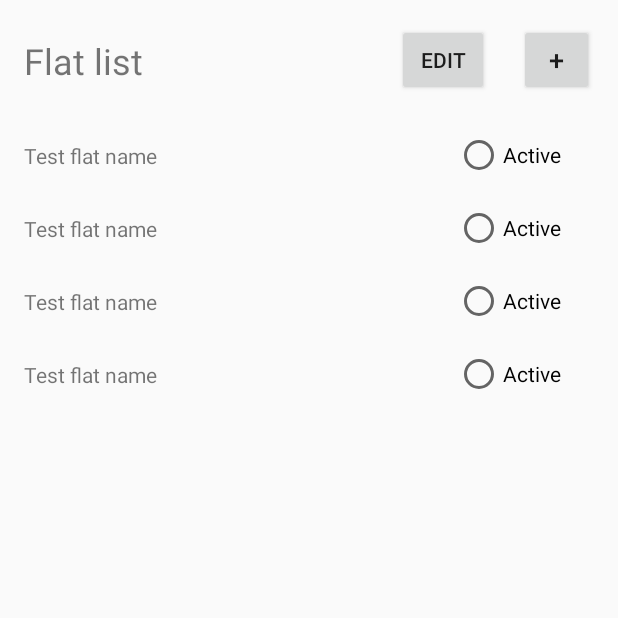
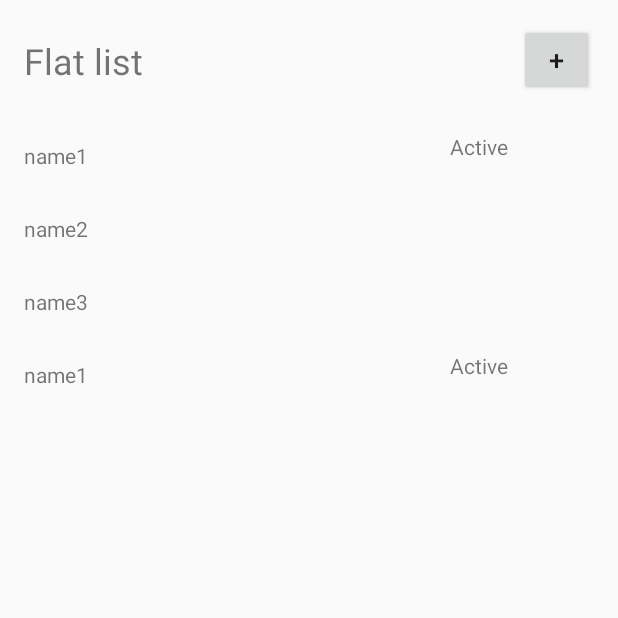
Before and after one commit to sw20-tug/MA-Afternoon-1, an Android app: the FlatListActivity screen opened directly, with no data from a screen before it, on a phone screen of 412 x 824 dp, the top half of it. Run offline under Robolectric (Android 15) with nearby library versions, the phone set to English and light mode, and no system bars; our stand-ins replace Room's generated code.

Commit message:
FLAT_003/FLAT_004 You can now add flats, edit existing flats and choose your active flat. [GG, KC]

```diff
--- a/app/src/main/java/com/tugraz/flatshareapp/FlatListActivity.java
+++ b/app/src/main/java/com/tugraz/flatshareapp/FlatListActivity.java
@@ -6,6 +6,7 @@ import android.view.LayoutInflater;
 import android.view.View;
 import android.widget.Button;
 import android.widget.LinearLayout;
+import android.widget.TextView;
 //import android.os.PersistableBundle;
 
 import androidx.annotation.Nullable;
@@ -17,6 +18,7 @@ import androidx.fragment.app.FragmentTransaction;
 
 import com.tugraz.flatshareapp.database.FlatRepository;
 import com.tugraz.flatshareapp.database.Models.Flat;
+import com.tugraz.flatshareapp.utility.Persistence;
 
 import java.util.ArrayList;
 import java.util.List;
@@ -29,10 +31,86 @@ public class FlatListActivity  extends FragmentActivity {
     FlatRepository flatData;
     String flatName;
     Boolean flatActive;
-    List<Integer> flat_ids = new ArrayList<>();
-
     FragmentManager fragmentManager;
     Context context;
+    List<Flat> allFlatdata;
+
+    public void LoadFlatList()
+    {
+        flat_list.removeAllViews();
+
+        try {
+            allFlatdata = flatData.getAllFlats();
+
+            for (final Flat flatInv : allFlatdata) {
+
+                View view = LayoutInflater.from(context).inflate(R.layout.template_flat_list, null);
+//                view.findViewById()
+                flat_list.addView(view);
+
+                flatName = flatInv.getName();
+                flatActive = flatInv.getActive();
+
+                TextView name = view.findViewById(R.id.flat_list_flat_name);
+                name.setText(flatInv.getName());
+
+                TextView active = view.findViewById(R.id.flat_list_flat_active);
+
+                if(flatInv.getActive())
+                {
+                    active.setVisibility(View.VISIBLE);
+                }
+                else
+                {
+                    active.setVisibility(View.INVISIBLE);
+                }
+
+                view.setOnClickListener(new View.OnClickListener() {
+
+                    @Override
+                    public void onClick(View v) {
+                        FragmentTransaction fragmentTransaction = fragmentManager.beginTransaction();
+
+                        FlatListDetailFragment fragment = new FlatListDetailFragment(flatInv, flatData);
+                        fragmentTransaction.add(R.id.fragment_container, fragment);
+                        fragmentTransaction.addToBackStack("").commit();
+                    }
+                });
+
+                view.setLongClickable(true);
+                view.setOnLongClickListener(new View.OnLongClickListener() {
+
+                    @Override
+                    public boolean onLongClick(View view) {
+
+                        int id = flatInv.getId();
+
+                        for(Flat f : allFlatdata)
+                        {
+                            if(f.getId() == id)
+                            {
+                                f.setActive(true);
+                            }
+                            else
+                            {
+                                f.setActive(false);
+                            }
+
+                            flatData.update(f);
+                        }
+
+                        Persistence.Instance().setActiveFlatID(id);
+
+                        LoadFlatList();
+
+                        return true;
+                    }
+                });
+            }
+        } catch (Exception e) {
+            e.printStackTrace();
+        }
+    }
 
     @Override
     public void onCreate(@Nullable Bundle savedInstanceState) {
@@ -54,29 +132,20 @@ public class FlatListActivity  extends FragmentActivity {
             public void onClick(View v) {
                 FragmentTransaction fragmentTransaction = fragmentManager.beginTransaction();
 
-                FlatListDetailFragment fragment = new FlatListDetailFragment();
+                FlatListDetailFragment fragment = new FlatListDetailFragment(null, flatData);
                 fragmentTransaction.add(R.id.fragment_container, fragment);
                 fragmentTransaction.addToBackStack("").commit();
             }
         });
 
-        try {
-            List<Flat> allFlatdata = flatData.getAllFlats();
+        fragmentManager.addOnBackStackChangedListener(new FragmentManager.OnBackStackChangedListener() {
+            @Override
+            public void onBackStackChanged() {
+                LoadFlatList();
+            }
+        });
 
-            for (Flat flatInv : allFlatdata) {
-
-                View view = LayoutInflater.from(context).inflate(R.layout.template_flat_list, null);
-//                view.findViewById()
-                flat_list.addView(view);
-
-                flat_ids.add(flatInv.getId());
-
-                flatName = flatInv.getName();
-                flatActive = flatInv.getActive();
-            }
-        } catch (Exception e) {
-            e.printStackTrace();
-        }
+        LoadFlatList();
     }
 
 
--- a/app/src/main/java/com/tugraz/flatshareapp/database/Models/Flat.java
+++ b/app/src/main/java/com/tugraz/flatshareapp/database/Models/Flat.java
@@ -28,6 +28,8 @@ public class Flat {
     public void setId(int id) {
         this.id = id;
     }
+
+    public void  setActive(boolean active) {this.active = active; }
 
     @NonNull
     @Override
--- a/app/src/main/res/layout/activity_flat_list.xml
+++ b/app/src/main/res/layout/activity_flat_list.xml
@@ -75,17 +75,6 @@
                 </LinearLayout>
             </ScrollView>
 
-            <Button
-                android:id="@+id/flat_list_flat_edit"
-                android:layout_width="61dp"
-                android:layout_height="48dp"
-                android:layout_marginTop="16dp"
-                android:layout_marginEnd="20dp"
-                android:layout_marginRight="20dp"
-                android:text="@string/flat_list_entry_flat_edit"
-                app:layout_constraintEnd_toStartOf="@+id/flat_list_entry_flat_add"
-                app:layout_constraintTop_toTopOf="parent" />
-
         </androidx.constraintlayout.widget.ConstraintLayout>
     </LinearLayout>
 
--- a/app/src/main/res/layout/fragment_roommates_detail.xml
+++ b/app/src/main/res/layout/fragment_roommates_detail.xml
@@ -18,7 +18,7 @@
         app:layout_constraintTop_toTopOf="parent" />
 
     <Button
-        android:id="@+id/button_rommates_detail_edit"
+        android:id="@+id/button_flatlist_detail_edit"
         android:layout_width="wrap_content"
         android:layout_height="wrap_content"
         android:layout_marginTop="24dp"
--- a/app/src/main/res/layout/fragment_shopping_list_detail.xml
+++ b/app/src/main/res/layout/fragment_shopping_list_detail.xml
@@ -18,7 +18,7 @@
         app:layout_constraintTop_toTopOf="parent" />
 
     <Button
-        android:id="@+id/button_rommates_detail_edit"
+        android:id="@+id/button_flatlist_detail_edit"
         android:layout_width="wrap_content"
         android:layout_height="wrap_content"
         android:layout_marginTop="24dp"
--- a/app/src/main/res/layout/template_flat_list.xml
+++ b/app/src/main/res/layout/template_flat_list.xml
@@ -20,7 +20,7 @@
         app:layout_constraintStart_toStartOf="parent"
         app:layout_constraintTop_toTopOf="parent" />
 
-    <RadioButton
+    <TextView
         android:id="@+id/flat_list_flat_active"
         android:layout_width="91dp"
         android:layout_height="30dp"
--- a/app/src/main/res/values/strings.xml
+++ b/app/src/main/res/values/strings.xml
@@ -18,7 +18,7 @@
     <!--  Activity flat list  -->
     <string name="flat_list_title">Flat list</string>
     <string name="flat_list_entry_flat_name">Test flat name</string>
-    <string name="flat_list_entry_flat_edit">Edit</string>
+    <string name="flat_list_entry_flat_edit">Save</string>
     <string name="flat_list_entry_flat_not_active">Active</string>
 
     <!--    Flat list-->
@@ -27,7 +27,10 @@
     <string name="flat_list_detail_street_number">Street number</string>
     <string name="flat_list_detail_city">City</string>
     <string name="flat_list_detail_country">Country</string>
-<!--    <string name="flat_list_detail_country">Country</string>-->
+    <string name="flat_list_detail_save">Save</string>
+    <string name="flat_list_detail_close">Close</string>
+
+    <!--    <string name="flat_list_detail_country">Country</string>-->
 
     <!--  Activity Shopping list  -->
     <string name="shopping_list_title">Shopping list</string>
```
Also changed, not shown: app/src/main/java/com/tugraz/flatshareapp/FlatListDetailFragment.java (+74 -4 lines), app/src/main/java/com/tugraz/flatshareapp/utility/Persistence.java (added, +36 -0 lines), app/src/main/res/layout/fragment_flat_list_detail.xml (+4 -4 lines).
